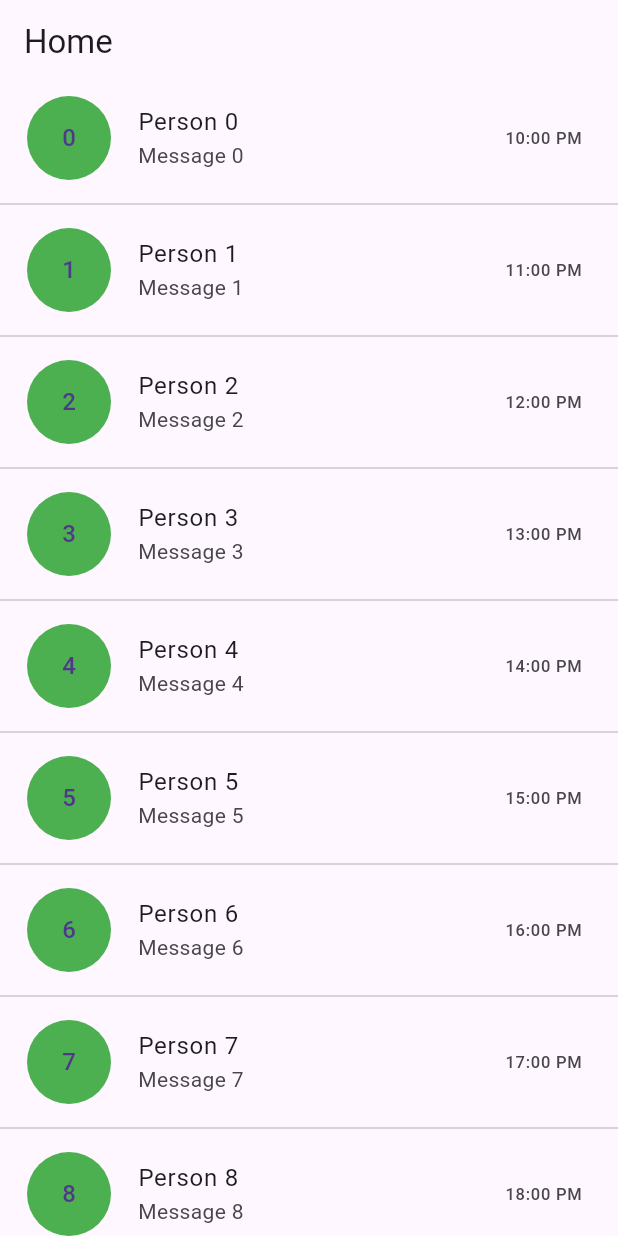
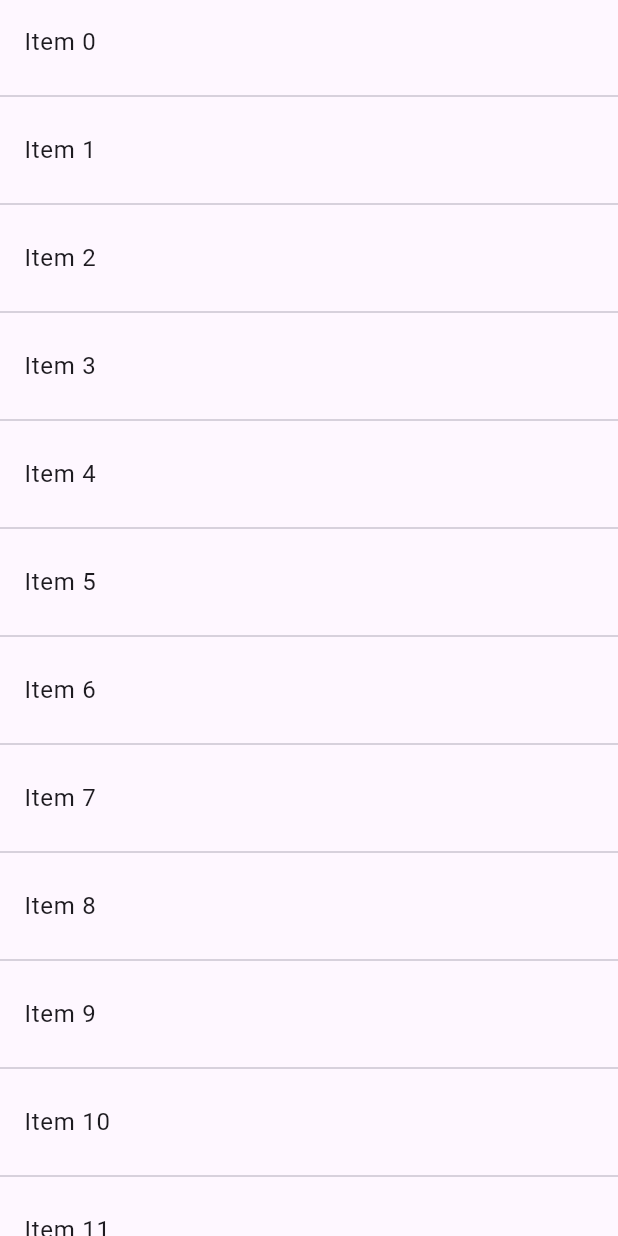
Before and after one commit to aakash414/Flutter_demo, a Flutter app: the screen it shows after launch, on a phone screen of 412 x 824 dp. Run offline on Flutter 3.47's test engine with Material 3 defaults, Android fonts, the light colour scheme and no system bars.

Commit message:
screen Navigation, package importing

```diff
--- a/lib/main.dart
+++ b/lib/main.dart
@@ -1,5 +1,6 @@
 import 'package:flutter/material.dart';
-import 'package:taskaroo/screen_home.dart';
+import 'package:taskaroo/screen_1.dart';
+import 'package:taskaroo/screen_2.dart';
 
 void main(List<String> args) {
   runApp(MyApp());
@@ -9,9 +10,16 @@ class MyApp extends StatelessWidget {
   @override
   Widget build(BuildContext context) {
     return MaterialApp(
-        theme: ThemeData(
-          primarySwatch: Colors.purple,
-        ),
-        home: ScreenHome());
+      theme: ThemeData(
+        primarySwatch: Colors.purple,
+      ),
+      home: ScreenOne(),
+      routes: {
+        'screen_1': (ctx) => ScreenOne(),
+        'screen_2': (ctx) => ScreenTwo(
+              name: '',
+            ),
+      },
+    );
   }
 }
--- /dev/null
+++ b/lib/screen_1.dart
@@ -0,0 +1,29 @@
+import 'package:flutter/material.dart';
+import 'package:flutter/widgets.dart';
+import 'package:taskaroo/screen_2.dart';
+
+class ScreenOne extends StatelessWidget {
+  const ScreenOne({super.key});
+
+  @override
+  Widget build(BuildContext context) {
+    return Scaffold(
+        body: SafeArea(
+            child: ListView.separated(
+      itemBuilder: ((context, index) {
+        return ListTile(
+          title: Text('Item $index'),
+          onTap: () {
+            Navigator.of(context).push(MaterialPageRoute(builder: (ctx) {
+              return ScreenTwo(name: "Item $index");
+            }));
+          },
+        );
+      }),
+      separatorBuilder: (ctx, index) {
+        return Divider();
+      },
+      itemCount: 30,
+    )));
+  }
+}
--- a/lib/screen_home.dart
+++ /dev/null
@@ -1,40 +0,0 @@
-import 'package:flutter/material.dart';
-
-class ScreenHome extends StatefulWidget {
-  const ScreenHome({super.key});
-
-  @override
-  State<ScreenHome> createState() => _ScreenHomeState();
-}
-
-class _ScreenHomeState extends State<ScreenHome> {
-  int _counter = 0;
-
-  @override
-  Widget build(BuildContext context) {
-    return Scaffold(
-        appBar: AppBar(
-          title: const Text('Home'),
-        ),
-        body: SafeArea(
-          child: ListView.separated(
-            itemBuilder: (ctx, index) {
-              return ListTile(
-                title: Text('Person $index'),
-                subtitle: Text('Message $index'),
-                leading: CircleAvatar(
-                  radius: 30,
-                  backgroundColor: Colors.green,
-                  child: Text('$index'),
-                ),
-                trailing: Text('1$index:00 PM'),
-              );
-            },
-            separatorBuilder: (ctx, index) {
-              return Divider();
-            },
-            itemCount: 50,
-          ),
-        ));
-  }
-}
--- a/pubspec.yaml
+++ b/pubspec.yaml
@@ -35,6 +35,7 @@ dependencies:
   # The following adds the Cupertino Icons font to your application.
   # Use with the CupertinoIcons class for iOS style icons.
   cupertino_icons: ^1.0.6
+  shared_preferences: ^2.2.2
 
 dev_dependencies:
   flutter_test:
```
Also changed, not shown: lib/screen_2.dart (added, +27 -0 lines), pubspec.lock, 1 other file.
